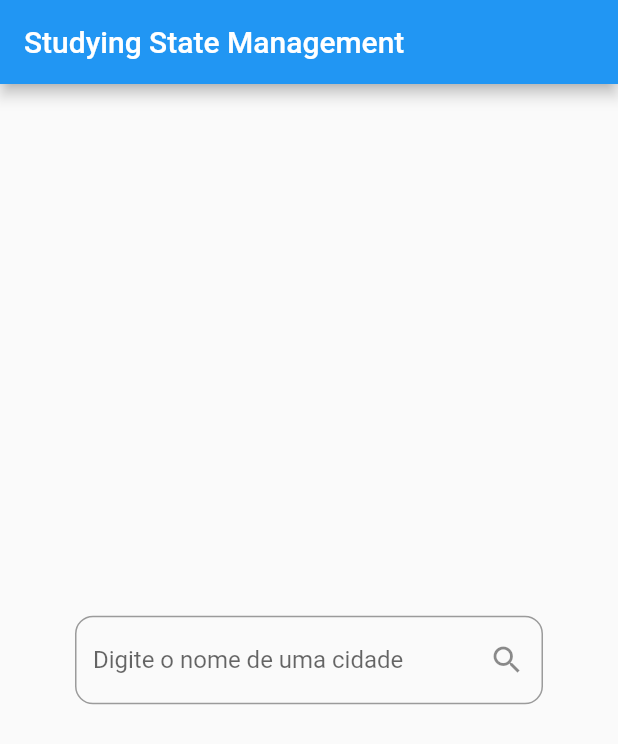
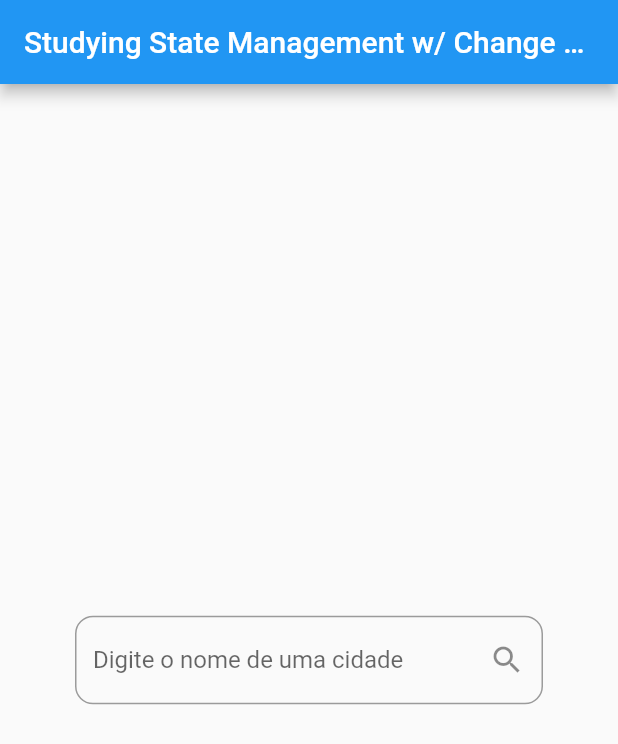
Before and after one commit to BlackLeg15/studying_change_notifier, a Flutter app: the screen it shows after launch, on a phone screen of 412 x 824 dp. Shown: the top 744 px of the screen. Run offline on Flutter 3.47's test engine with Material 2 defaults, Android fonts, the phone set to English and light mode, and no system bars.

Commit message:
Stateful to stateless | Adding some consts | Removing Keys

```diff
--- a/lib/app/modules/home/home_page.dart
+++ b/lib/app/modules/home/home_page.dart
@@ -5,19 +5,12 @@ import 'package:provider/provider.dart';
 import 'change_notifier/weather_change_notifier.dart';
 import 'model/weather.dart';
 
-class HomePage extends StatefulWidget {
-  HomePage({Key? key}) : super(key: key);
-
-  @override
-  _HomePageState createState() => _HomePageState();
-}
-
-class _HomePageState extends State<HomePage> {
+class HomePage extends StatelessWidget {
   @override
   Widget build(BuildContext context) {
     return Scaffold(
       appBar: AppBar(
-        title: const Text("Studying State Management"),
+        title: const Text("Studying State Management w/ Change Notifier"),
       ),
       body: Center(
         child: Consumer<WeatherChangeNotifier>(
@@ -38,20 +31,21 @@ class _HomePageState extends State<HomePage> {
   Widget buildInitialInput() => const Center(
         child: const CityInputField(),
       );
+
   Column buildColumnWithData(Weather? weather) {
     return Column(
       mainAxisAlignment: MainAxisAlignment.spaceEvenly,
       children: <Widget>[
         Text(
           weather?.cityName ?? "",
-          style: TextStyle(
+          style: const TextStyle(
             fontSize: 40,
             fontWeight: FontWeight.w700,
           ),
         ),
         Text(
           "${weather?.temperatureInCelsius.toStringAsFixed(1)} °C",
-          style: TextStyle(fontSize: 80),
+          style: const TextStyle(fontSize: 80),
         ),
         const CityInputField(),
       ],
@@ -63,8 +57,7 @@ var cityName = '';
 
 void submitCityName(BuildContext context, String cityName) {
   final controller = context.read<WeatherChangeNotifier>();
-  controller.getWeather(cityName);
-  cityName = '';
+  controller.getWeather(cityName).then((value) => cityName = '');
 }
 
 class CityInputField extends StatelessWidget {
@@ -72,11 +65,10 @@ class CityInputField extends StatelessWidget {
   @override
   Widget build(BuildContext context) {
     return ConstrainedBox(
-      constraints: BoxConstraints(maxWidth: 600),
+      constraints: const BoxConstraints(maxWidth: 600),
       child: Padding(
         padding: const EdgeInsets.symmetric(horizontal: 50),
         child: TextField(
-          key: const Key("city-field"),
           onSubmitted: (value) => submitCityName(context, value),
           textInputAction: TextInputAction.search,
           onChanged: (value) => cityName = value,
@@ -84,7 +76,6 @@ class CityInputField extends StatelessWidget {
             hintText: "Digite o nome de uma cidade",
             border: OutlineInputBorder(borderRadius: BorderRadius.circular(12)),
             suffixIcon: InkWell(
-              key: const Key('submit'),
               child: const Icon(Icons.search),
               onTap: () => submitCityName(context, cityName),
             ),
```
